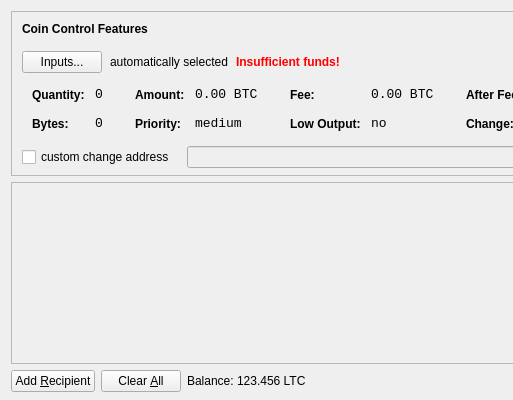
evcoin/evcoin, file src/qt/forms/sendcoinsdialog.ui: the form before one commit; both pictures show x 0 to 513 and y 0 to 400 of the 850 by 400 pixel window.
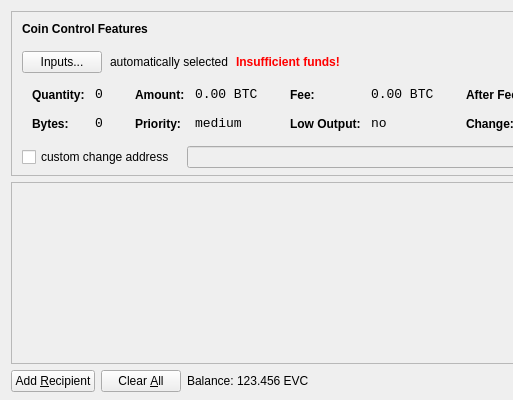
The form after the commit. Icons and pictures are not drawn.

```diff
--- a/src/qt/forms/sendcoinsdialog.ui
+++ b/src/qt/forms/sendcoinsdialog.ui
@@ -720,7 +720,7 @@
           <cursorShape>IBeamCursor</cursorShape>
          </property>
          <property name="text">
-          <string>123.456 LTC</string>
+          <string>123.456 EVC</string>
          </property>
          <property name="textInteractionFlags">
           <set>Qt::LinksAccessibleByMouse|Qt::TextSelectableByKeyboard|Qt::TextSelectableByMouse</set>
```
